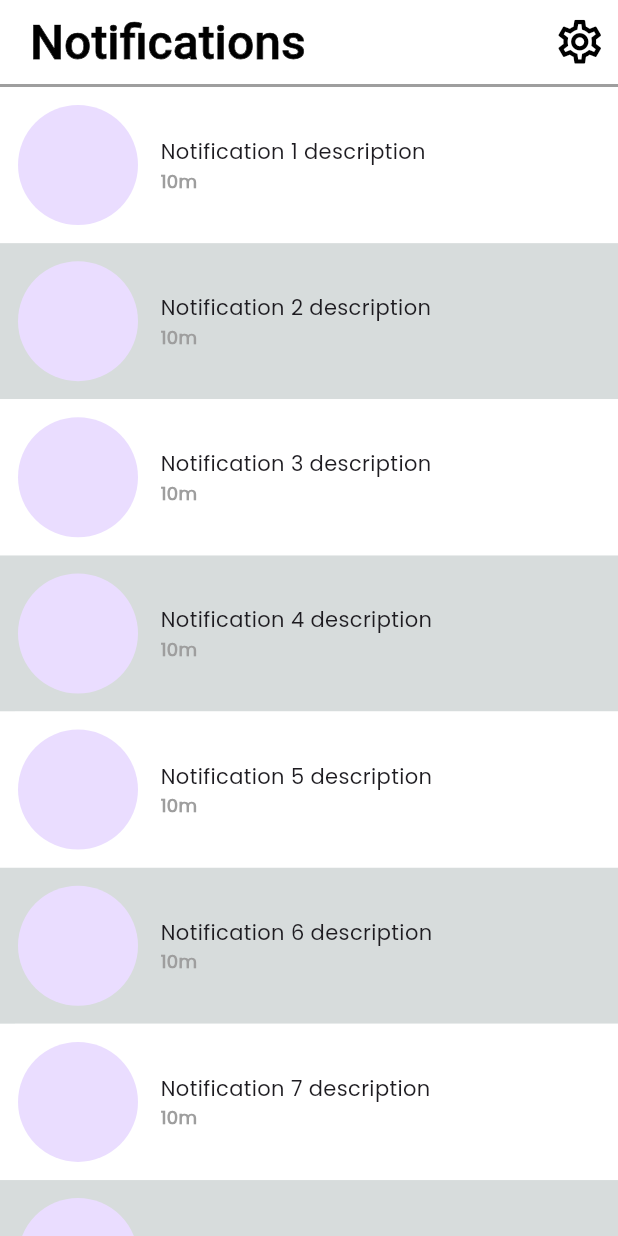
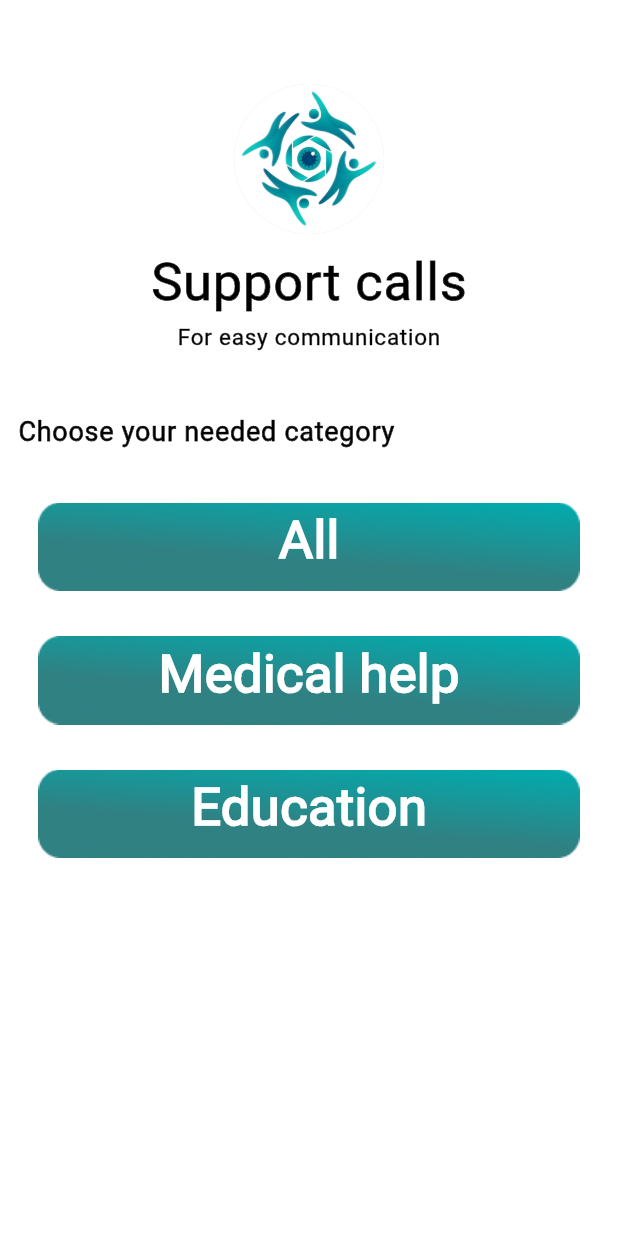
Before and after one commit to MohamedNasr553/VolunHero-Frontend, a Flutter app: the screen it shows after launch, on a phone screen of 412 x 824 dp. Run offline on Flutter 3.47's test engine with Material 3 defaults, Android fonts, the phone set to English and light mode, and no system bars; drawn by our look-alikes of stroke_text; our stand-ins replace bloc, dio, flutter_bloc, flutter_svg, fluttertoast, hexcolor and 1 more; missing offline and left inert: smooth_list_view.

Commit message:
Support Page

```diff
--- /dev/null
+++ b/lib/modules/GetSupport/Support_Page.dart
@@ -0,0 +1,168 @@
+import 'package:flutter/material.dart';
+import 'package:flutter_code/shared/components/components.dart';
+import 'package:stroke_text/stroke_text.dart';
+
+class GetSupport extends StatelessWidget {
+  const GetSupport({super.key});
+
+  @override
+  Widget build(BuildContext context) {
+    return Scaffold(
+      appBar: AppBar(),
+      body: Column(
+
+        crossAxisAlignment: CrossAxisAlignment.center,
+        children: [
+          Center(
+            child: CircleAvatar(
+              radius: 50.0,
+              child: ClipOval(
+                child: Image.asset(
+                  "assets/images/logo.png",
+                  fit: BoxFit.cover,
+                ),
+              ),
+            ),
+          ),
+          SizedBox(height: 7,),
+          Column(
+            children: [
+              StrokeText(
+                text: "Support calls",
+                textStyle: TextStyle(
+                  letterSpacing: 0.5,
+                  fontSize: 35.0,
+                  fontWeight: FontWeight.w500,
+                  color: Colors.black,
+                  fontFamily: "Roboto"
+                ),
+                strokeWidth: 0.5,
+                strokeColor: Colors.black,
+              ),
+              SizedBox(height: 1.0,),
+              StrokeText(
+                text: "For easy communication",
+                textStyle: TextStyle(
+                  letterSpacing: 0.5,
+                  fontSize: 15.0,
+                  fontWeight: FontWeight.w500,
+                  color: Colors.black,
+                    fontFamily: "Roboto"
+                ),
+                strokeWidth: 0.3,
+                strokeColor: Colors.black,
+              ),
+            ],
+          ),
+          SizedBox(height: 28,),
+          Padding(
+            padding: const EdgeInsets.all(12.0),
+            child: Row(
+              children: [
+                StrokeText(
+                  text: "Choose your needed category",
+                  textStyle: TextStyle(
+                      letterSpacing: 0.5,
+                      fontSize: 18.0,
+                      fontWeight: FontWeight.w500,
+                      color: Colors.black,
+                      fontFamily: "Roboto"
+                  ),
+                  strokeWidth: 0.5,
+                  strokeColor: Colors.black,
+                ),
+              ],
+            ),
+          ),
+          SizedBox(height: 22,),
+          Column(
+            mainAxisAlignment: MainAxisAlignment.center,
+            children: [
+              InkWell(
+                onTap: (){
+                  showToast(text: "text", state: ToastStates.ERROR);
+                },
+                child:Stack(
+                  children: [
+                    Center(
+                      child: Image.asset(
+                        "assets/images/Rectangle 4178.png",
+                        fit: BoxFit.cover,
+                      ),
+                    ),
+                    Center(
+                      child: Text(
+                          "All",
+                        style: TextStyle(
+                          color: Colors.white,
+                          fontFamily: "Roboto",
+                          fontWeight: FontWeight.bold,
+                          fontSize: 35,
+
+                        ),
+                      ),
+                    )
+                  ],
+                )
+              ),
+              SizedBox(height: 30,),
+              InkWell(
+                  onTap: (){
+                    showToast(text: "text", state: ToastStates.ERROR);
+                  },
+                  child:Stack(
+                    children: [
+                      Center(
+                        child: Image.asset(
+                          "assets/images/Rectangle 4178.png",
+                          fit: BoxFit.cover,
+                        ),
+                      ),
+                      Center(
+                        child: Text(
+                          "Medical help",
+                          style: TextStyle(
+                            color: Colors.white,
+                            fontFamily: "Roboto",
+                            fontWeight: FontWeight.bold,
+                            fontSize: 35,
+                          ),
+                        ),
+                      )
+                    ],
+                  )
+              ),
+              SizedBox(height: 30,),
+              InkWell(
+                  onTap: (){
+                    showToast(text: "text", state: ToastStates.ERROR);
+                  },
+                  child:Stack(
+                    children: [
+                      Center(
+                        child: Image.asset(
+                          "assets/images/Rectangle 4178.png",
+                          fit: BoxFit.cover,
+                        ),
+                      ),
+                      Center(
+                        child: Text(
+                          "Education",
+                          style: TextStyle(
+                            color: Colors.white,
+                            fontFamily: "Roboto",
+                            fontWeight: FontWeight.bold,
+                            fontSize: 35,
+                          ),
+                        ),
+                      )
+                    ],
+                  )
+              ),
+            ],
+          )
+        ],
+      ),
+    );
+  }
+}
--- a/lib/src/app_root.dart
+++ b/lib/src/app_root.dart
@@ -2,6 +2,7 @@ import 'package:flutter/material.dart';
 import 'package:flutter_code/layout/homePage/homepage.dart';
 import 'package:flutter_code/modules/EditProfile/editProfile_Page.dart';
 import 'package:flutter_code/modules/ForgetPassword/ForgetPassword_Page.dart';
+import 'package:flutter_code/modules/GetSupport/Support_Page.dart';
 import 'package:flutter_code/modules/Login/Login_Page.dart';
 import 'package:flutter_code/modules/Notifications/Notifications_Page.dart';
 import 'package:flutter_code/modules/OnBoarding/OnBoarding_Page.dart';
@@ -17,7 +18,7 @@ class AppRoot extends StatelessWidget {
     return MaterialApp(
       debugShowCheckedModeBanner: false,
       theme: lightTheme,
-      home:  NotificationPage(),
+      home:  GetSupport(),
     );
   }
 }
--- a/pubspec.yaml
+++ b/pubspec.yaml
@@ -91,6 +91,9 @@ flutter:
      - family: Poppins
        fonts:
          - asset: assets/fonts/Poppins-Regular.ttf
+     - family: Roboto
+       fonts:
+         - asset: assets/fonts/Roboto-Regular.ttf
   #       - asset: fonts/Schyler-Italic.ttf
   #         style: italic
   #   - family: Trajan Pro
```
Also changed, not shown: assets/images/Rectangle 4178.png (added).
